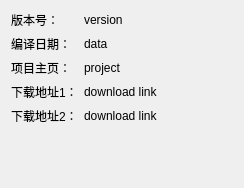
PPJUST/OnlyUnzip, file components/page_about/res/about.ui: the form before one commit.
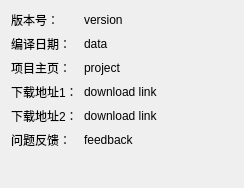
The form after the commit.

Commit message: 更新问题反馈方案

The edit to the form file:
```diff
--- a/components/page_about/res/about.ui
+++ b/components/page_about/res/about.ui
@@ -84,6 +84,20 @@
      </property>
     </widget>
    </item>
+   <item row="5" column="0">
+    <widget class="QLabel" name="label_10">
+     <property name="text">
+      <string>问题反馈：</string>
+     </property>
+    </widget>
+   </item>
+   <item row="5" column="1">
+    <widget class="QLabel" name="label_feedback">
+     <property name="text">
+      <string>feedback</string>
+     </property>
+    </widget>
+   </item>
   </layout>
  </widget>
  <resources/>
```
The commit also changes 2 other files.
